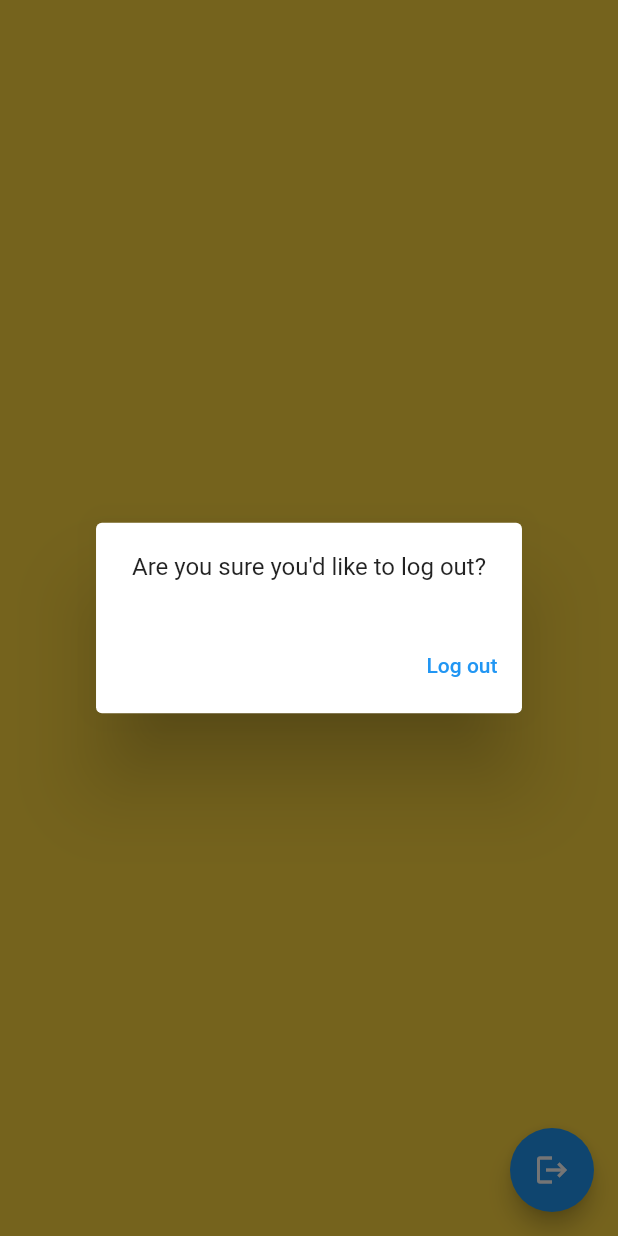
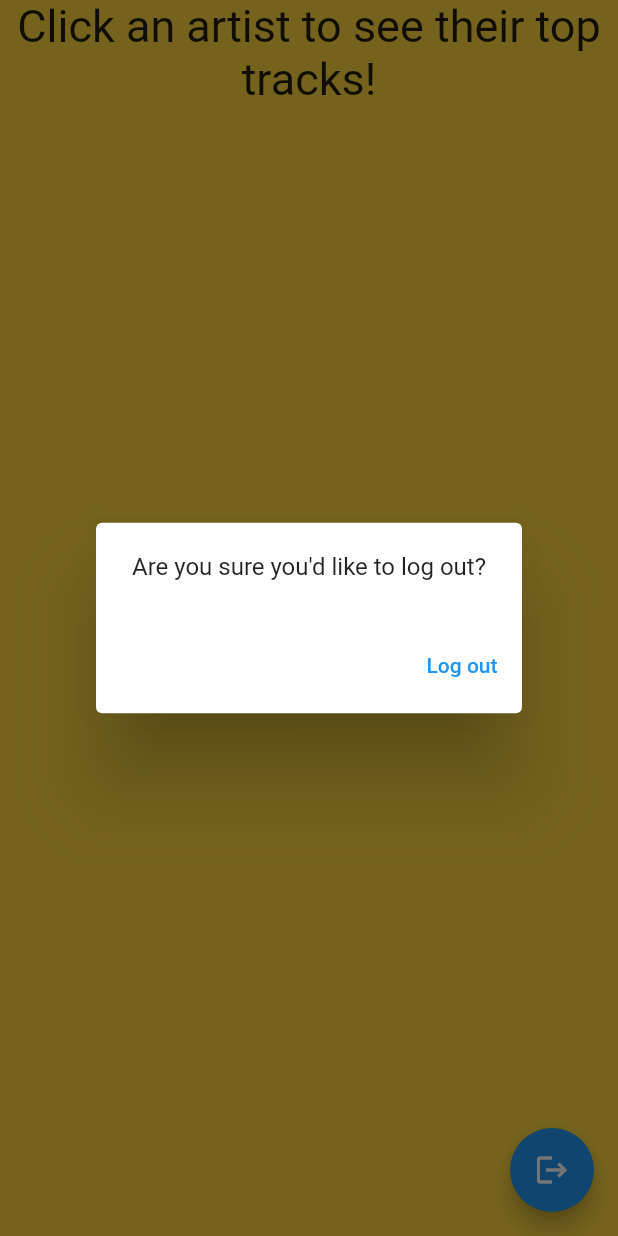
Before and after one commit to rpowers621/mobile_final, a Flutter app: the LibraryPage screen opened directly, after a tap on the "logout" icon, on a phone screen of 412 x 824 dp. Run offline on Flutter 3.47's test engine with Material 2 defaults, Android fonts, the phone set to English and light mode, and no system bars; our stand-ins replace cloud_firestore, firebase_auth, firebase_core, firebase_storage, google_sign_in, image_picker and 1 more; missing offline and left inert: spotify; accounts and stored records are empty.

Commit message:
Saved Page Created and displays artist top tracks upon press

```diff
--- a/lib/pages/library.dart
+++ b/lib/pages/library.dart
@@ -1,11 +1,13 @@
+import 'dart:ui';
+
 import 'package:cloud_firestore/cloud_firestore.dart';
 import 'package:firebase_auth/firebase_auth.dart';
 import 'package:flutter/material.dart';
 import 'package:mobile_final/authentication.dart';
+import 'package:spotify/spotify.dart';
 
 import '../database.dart';
 import '../spotify.dart';
-
 
 
 class LibraryPage extends StatefulWidget {
@@ -15,22 +17,20 @@ class LibraryPage extends StatefulWidget {
   _LibraryPageState createState() => _LibraryPageState();
 }
 
-
 class _LibraryPageState extends State<LibraryPage> {
 
   String id =Authentication().getUserId();
   final FirebaseFirestore fb = FirebaseFirestore.instance;
-  User? user = FirebaseAuth.instance.currentUser;
-  var tracks;
-
+  // var tracks;
+  var hold;
 
   @override
   Widget build(BuildContext context){
-
     return Scaffold(
-
       backgroundColor: Colors.amberAccent,
       body: Column(children: <Widget>[
+        Text("Click an artist to see their top tracks!", style: const TextStyle(fontSize: 30), textAlign: TextAlign.center),
+        SizedBox(width: 30, height: 10,),
         FutureBuilder(
           future:  Database().getArtists(),
           builder: (context,AsyncSnapshot snapshot){
@@ -41,7 +41,7 @@ class _LibraryPageState extends State<LibraryPage> {
                   shrinkWrap: true,
                   itemCount: data!.length,
                   itemBuilder: (context, index){
-                    var id = data[index];
+                    var artist_name = data[index];
                     return
                       Expanded(
                         child:
@@ -54,15 +54,13 @@ class _LibraryPageState extends State<LibraryPage> {
                                 ),
                                 fixedSize: Size.fromWidth(500)
                             ),
-
                             onPressed: () async {
-                              tracks =  await Spotify().getTopTracks(id);
-
+                              hold = await Spotify().getArtistId(artist_name) as String;
                               setState(() {
-
                               });
                             },
-                            child:  Text(id,
+                            child:
+                            Text(artist_name,
                               style: TextStyle(
                                   color: Colors.black),)
                         ),
@@ -70,11 +68,40 @@ class _LibraryPageState extends State<LibraryPage> {
                   });
             }else{
               return Container(
-                child: Text("Error"),
+                child: Text(""),
               );
             }
           },
         ),
+        SizedBox(width: 50, height: 20,),
+        FutureBuilder(
+            future: Spotify().getTopTracks(hold),
+            builder: (context, AsyncSnapshot snapshot){
+              if(snapshot.hasData){
+                final data = snapshot.data;
+                return ListView.builder(
+                  scrollDirection: Axis.vertical,
+                  shrinkWrap: true,
+                  itemCount: data!.length,
+                  itemBuilder: (context, index){
+                    var tracks = data[index];
+                    return
+                      Expanded(
+                        child:
+                        Text(
+                          "${index+1}. $tracks",
+                            textAlign: TextAlign.center,
+                            style: const TextStyle(fontSize: 20),
+                        ),
+                      );
+                  }
+                );
+              }else{
+                return Container(
+                  child: Text(""),
+                );
+              }
+            }),
       ]
       ),
       floatingActionButton: FloatingActionButton(
```
